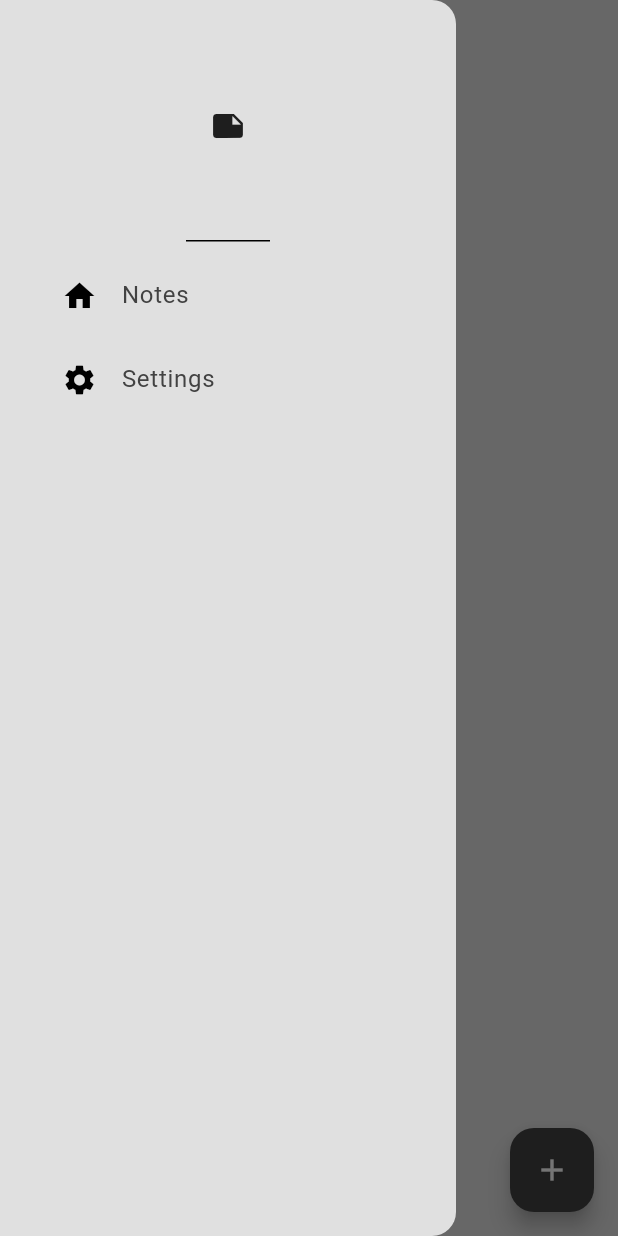
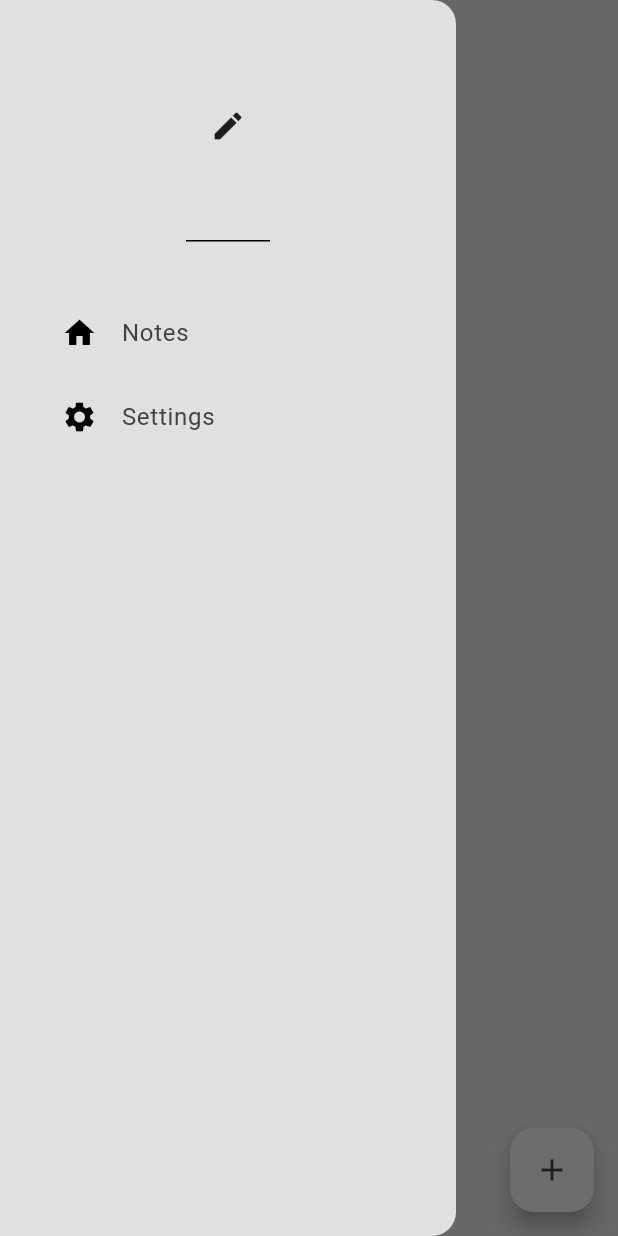
Before and after one commit to solomonchigozie/isarnoteapp, a Flutter app: the screen it shows after launch, with the side drawer open, on a phone screen of 412 x 824 dp. Run offline on Flutter 3.47's test engine with Material 3 defaults, Android fonts, the phone set to English and light mode, and no system bars; our stand-ins replace google_fonts, isar, popover; accounts and stored records are empty; generated files the repository leaves out were written again.

Commit message:
ui updates

```diff
--- a/lib/components/drawer.dart
+++ b/lib/components/drawer.dart
@@ -12,7 +12,9 @@ class MyDrawer extends StatelessWidget {
       child: Column(
         children: [
           //header
-          const DrawerHeader(child: Icon(Icons.note)),
+          const DrawerHeader(child: Icon(Icons.edit)),
+
+          const SizedBox(height: 25,),
 
           //notes tile
           DrawerTile(
--- a/lib/pages/notes_page.dart
+++ b/lib/pages/notes_page.dart
@@ -1,6 +1,7 @@
 import 'package:flutter/material.dart';
 import 'package:google_fonts/google_fonts.dart';
 import 'package:notesapp/components/drawer.dart';
+import 'package:notesapp/components/note_tile.dart';
 import 'package:notesapp/models/note.dart';
 import 'package:notesapp/models/note_database.dart';
 import 'package:provider/provider.dart';
@@ -29,6 +30,7 @@ class _NotesPageState extends State<NotesPage> {
     showDialog(
       context: context,
       builder: (context) => AlertDialog(
+        backgroundColor: Theme.of(context).colorScheme.surface,
         content: TextField(
           controller: textController,
         ),
@@ -65,6 +67,7 @@ class _NotesPageState extends State<NotesPage> {
     showDialog(
         context: context,
         builder: (context) => AlertDialog(
+              backgroundColor: Theme.of(context).colorScheme.surface,
               title: Text("Update Note"),
               content: TextField(
                 controller: textController,
@@ -113,8 +116,11 @@ class _NotesPageState extends State<NotesPage> {
       backgroundColor: Theme.of(context).colorScheme.surface,
       floatingActionButton: FloatingActionButton(
         onPressed: createNote,
-        backgroundColor: Theme.of(context).colorScheme.inversePrimary,
-        child: const Icon(Icons.add),
+        backgroundColor: Theme.of(context).colorScheme.primary,
+        child: Icon(
+          Icons.add,
+          color: Theme.of(context).colorScheme.inversePrimary,
+        ),
       ),
       drawer: const MyDrawer(),
       body: Column(
@@ -132,7 +138,6 @@ class _NotesPageState extends State<NotesPage> {
             ),
           ),
 
-
           //list of notes
           Expanded(
             child: ListView.builder(
@@ -142,21 +147,25 @@ class _NotesPageState extends State<NotesPage> {
                 final note = currentNotes[index];
 
                 //list tile UI
-                return ListTile(
-                  title: Text(note.text),
-                  trailing: Row(
-                    mainAxisSize: MainAxisSize.min,
-                    children: [
-                      //edit button
-                      IconButton(onPressed: ()=> updateNote(note) , icon: const Icon(Icons.edit)),
+                return NoteTile(
+                  text: note.text,
+                  onEditPressed: () => updateNote(note),
+                  onDeletePressed: () => deleteNote(note.id),
+                );
+                // return ListTile(
+                //   title: Text(note.text),
+                //   trailing: Row(
+                //     mainAxisSize: MainAxisSize.min,
+                //     children: [
+                //       //edit button
+                //       IconButton(onPressed: ()=> updateNote(note) , icon: const Icon(Icons.edit)),
 
-                      //delete button
-                      IconButton(onPressed: ()=> deleteNote(note.id) , icon: const Icon(Icons.delete)),
+                //       //delete button
+                //       IconButton(onPressed: ()=> deleteNote(note.id) , icon: const Icon(Icons.delete)),
 
-
-                    ],
-                  ),
-                );
+                //     ],
+                //   ),
+                // );
               },
             ),
           ),
--- a/lib/theme/theme.dart
+++ b/lib/theme/theme.dart
@@ -13,9 +13,9 @@ ThemeData lightMode = ThemeData(
 ThemeData darkMode = ThemeData(
   brightness: Brightness.dark,
   colorScheme: ColorScheme.dark(
-    surface: Colors.grey.shade900,
-    primary: Colors.grey.shade800,
-    secondary: Colors.grey.shade700,
+    surface: const Color.fromARGB(255, 24, 23, 23),
+    primary: const Color.fromARGB(255, 34, 34, 34),
+    secondary: const Color.fromARGB(255, 49, 49, 49),
     inversePrimary: Colors.grey.shade300,
   ),
 );
--- a/pubspec.yaml
+++ b/pubspec.yaml
@@ -40,6 +40,7 @@ dependencies:
   path_provider: ^2.1.3
   provider: ^6.1.2
   google_fonts: ^6.2.1
+  popover: ^0.3.0+1
 
 dev_dependencies:
   flutter_test:
```
Also changed, not shown: lib/components/note_settings.dart (added, +55 -0 lines), lib/components/note_tile.dart (+27 -4 lines), pubspec.lock.
